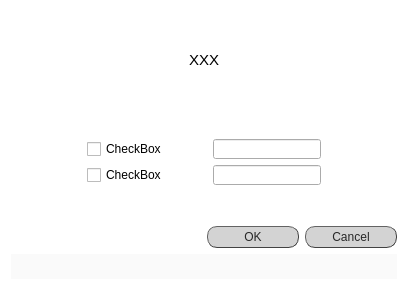
jsanchez679/morphoHeart, file src/gui/ui/prompt_ok_cancel_checkbox.ui: the form before one commit.
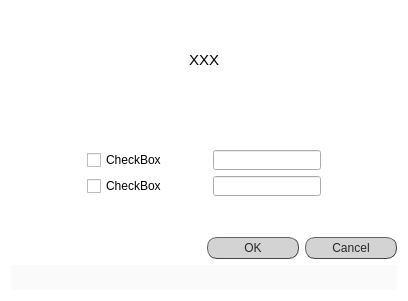
The form after the commit.

Patch:
```diff
--- a/src/gui/ui/prompt_ok_cancel_checkbox.ui
+++ b/src/gui/ui/prompt_ok_cancel_checkbox.ui
@@ -7,7 +7,7 @@
     <x>0</x>
     <y>0</y>
     <width>408</width>
-    <height>290</height>
+    <height>301</height>
    </rect>
   </property>
   <property name="windowTitle">
@@ -61,6 +61,12 @@
    </item>
    <item>
     <widget class="QTextEdit" name="textEdit">
+     <property name="minimumSize">
+      <size>
+       <width>0</width>
+       <height>80</height>
+      </size>
+     </property>
      <property name="styleSheet">
       <string notr="true">QTextEdit {background-color: rgba(0,0,0,0);
 font: 25 11pt &quot;Calibri Light&quot;;
```
